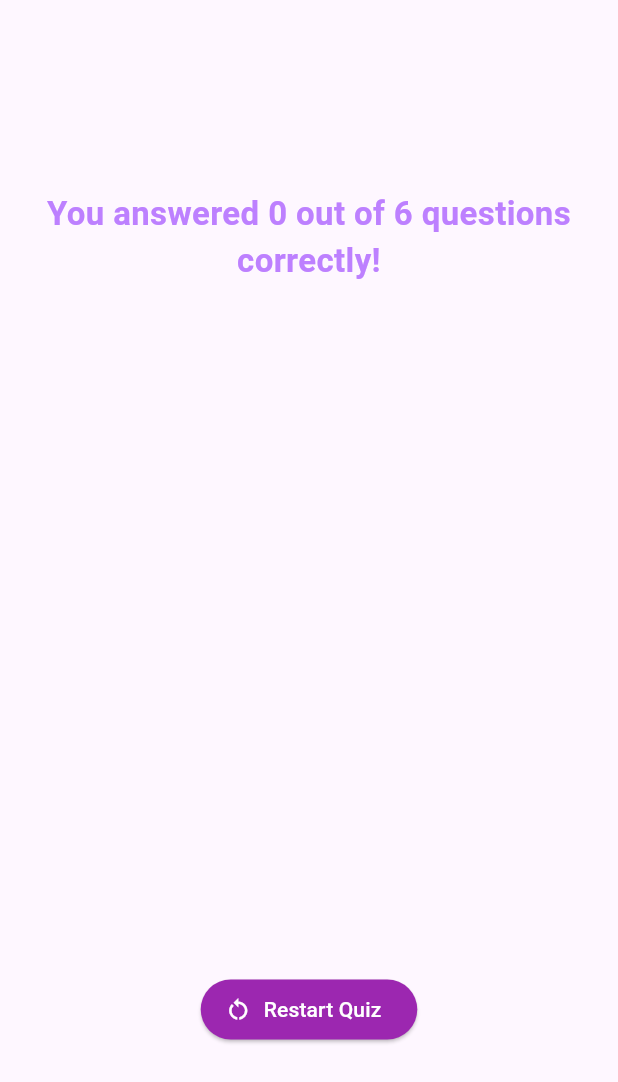
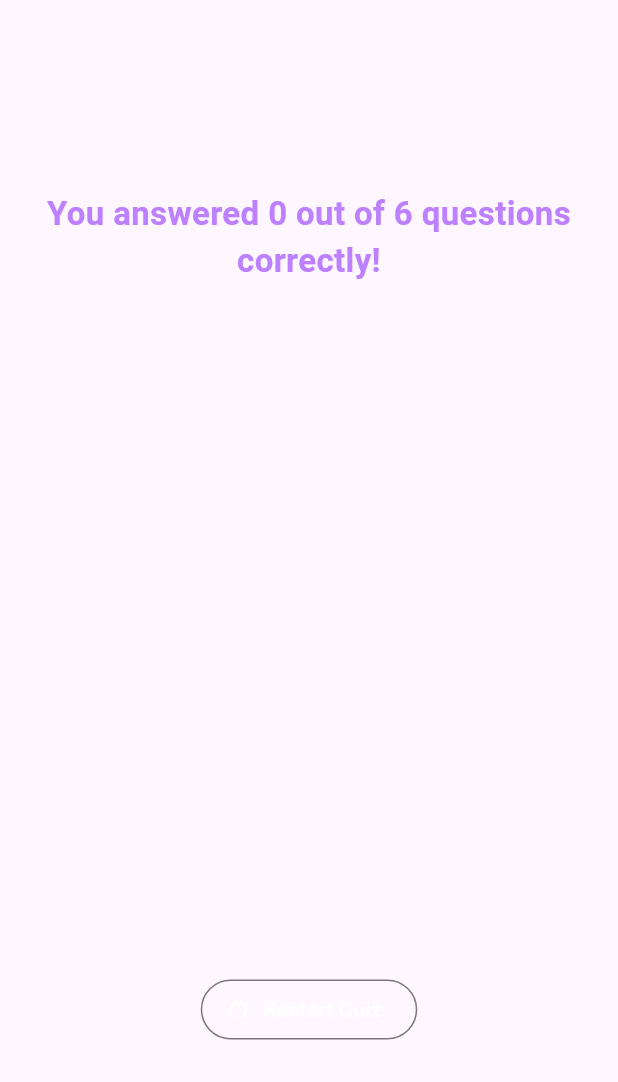
Before and after one commit to ashmit0073/quiz_app, a Flutter app: the ResultScreen widget shown alone on an empty page, opened directly with empty values, on a phone screen of 412 x 824 dp. Shown: the top 1082 px of the screen. Run offline on Flutter 3.47's test engine with Material 3 defaults, Android fonts, the phone set to English and light mode, and no system bars; our stand-ins replace google_fonts.

Commit message:
Update Restart Quiz Button

```diff
--- a/lib/result_screen.dart
+++ b/lib/result_screen.dart
@@ -59,14 +59,14 @@ class ResultScreen extends StatelessWidget {
             QuestionsSummary(summaryData),
 
             const SizedBox(height: 30),
-            ElevatedButton.icon(
+            OutlinedButton.icon(
               onPressed: onRestart,
+              style: OutlinedButton.styleFrom(
+                // backgroundColor: Colors.purple,
+                foregroundColor: Colors.white,
+              ),
               icon: const Icon(Icons.restart_alt),
               label: const Text('Restart Quiz'),
-              style: ElevatedButton.styleFrom(
-                backgroundColor: Colors.purple,
-                foregroundColor: Colors.white,
-              ),
             ),
           ],
         ),
```
